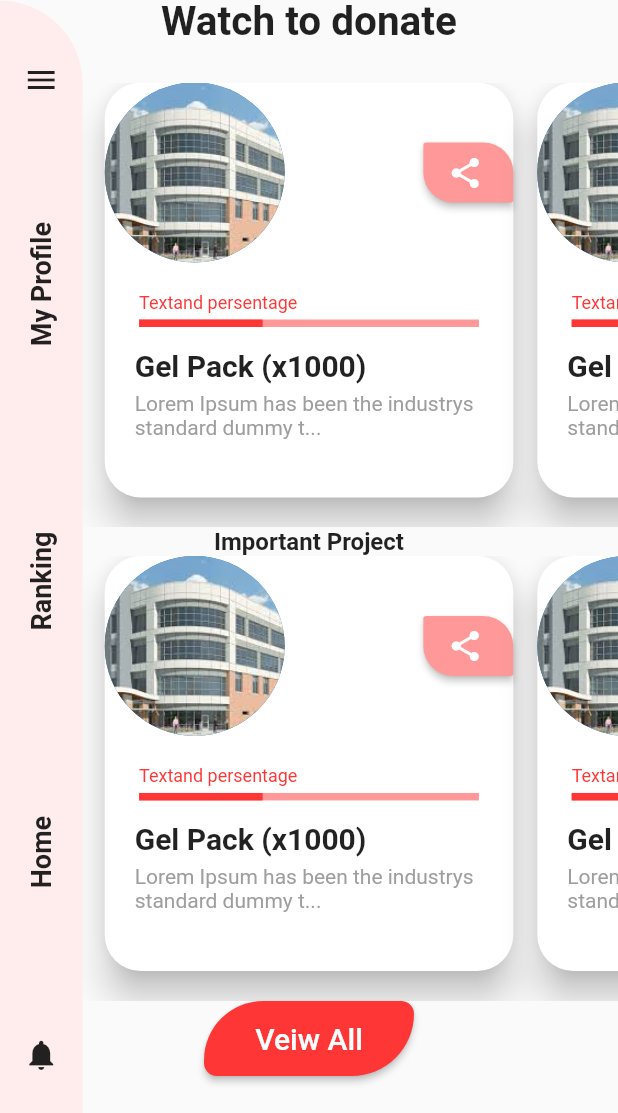
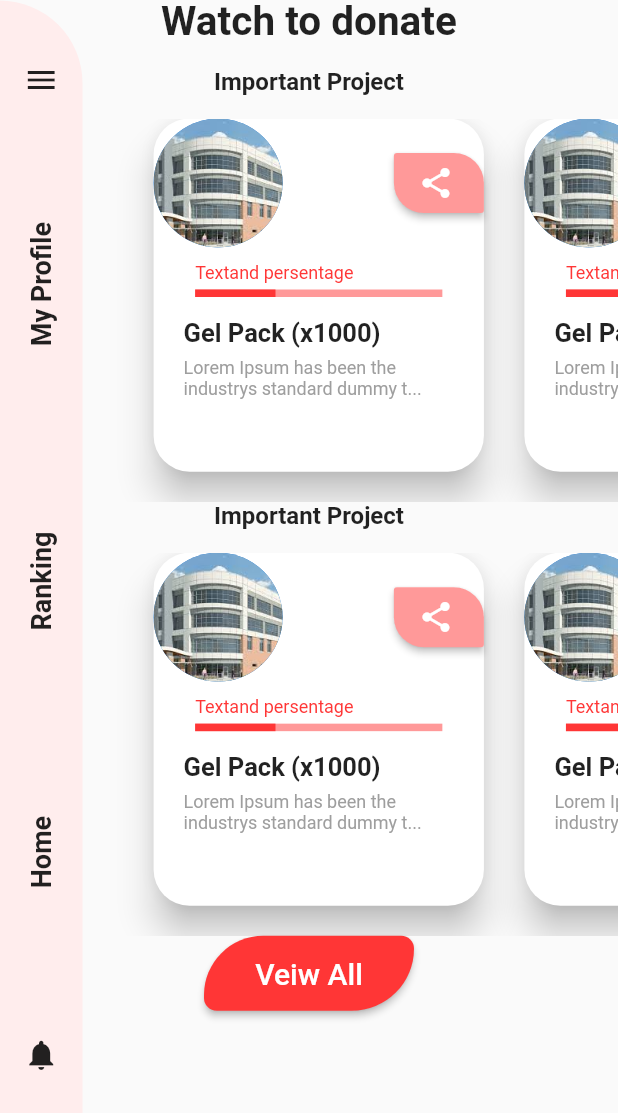
Before and after one commit to nassimiheb/Carety, a Flutter app: the screen it shows after launch, on a phone screen of 412 x 824 dp, the part 123-1236 px from its top. Run offline on Flutter 3.47's test engine with Material 2 defaults, Android fonts, the phone set to English and light mode, and no system bars; our stand-ins replace introduction_screen.

Commit message:
Resizing cards and all views

```diff
--- a/lib/home_page.dart
+++ b/lib/home_page.dart
@@ -15,7 +15,7 @@ class _SlidingCardsViewState extends State<SlidingCardsView> {
   @override
   void initState() {
     super.initState();
-    pageController = PageController(viewportFraction: 0.7);
+    pageController = PageController(viewportFraction: 0.6);
   }
 
   @override
@@ -30,6 +30,7 @@ class _SlidingCardsViewState extends State<SlidingCardsView> {
       body: Stack(
         children: <Widget>[
           Container(
+
             child: Column(
               children: <Widget>[
                 SizedBox(
@@ -44,10 +45,18 @@ class _SlidingCardsViewState extends State<SlidingCardsView> {
                   style: TextStyle(fontSize: 27, fontWeight: FontWeight.bold),
                 ),
                 SizedBox(
-                  height: 25,
+                  height: 15,
+                ),
+
+                Text(
+                  "Important Project",
+                  style: TextStyle(fontSize: 16, fontWeight: FontWeight.bold),
                 ),
                 SizedBox(
-                  height: MediaQuery.of(context).size.height * 0.36,
+                  height: 15,
+                ),
+                SizedBox(
+                  height: MediaQuery.of(context).size.height * 0.31,
                   child: PageView(
                     controller: pageController,
                     children: <Widget>[
@@ -68,12 +77,16 @@ class _SlidingCardsViewState extends State<SlidingCardsView> {
                     ],
                   ),
                 ),
+
                 Text(
                   "Important Project",
                   style: TextStyle(fontSize: 16, fontWeight: FontWeight.bold),
                 ),
                 SizedBox(
-                  height: MediaQuery.of(context).size.height * 0.36,
+                  height: 15,
+                ),
+                SizedBox(
+                  height: MediaQuery.of(context).size.height * 0.31,
                   child: PageView(
                     controller: pageController,
                     children: <Widget>[
@@ -135,26 +148,47 @@ class _SlidingCardsViewState extends State<SlidingCardsView> {
               ),
               child: Column(
                 children: <Widget>[
-                      SizedBox(height : MediaQuery.of(context).size.height * 0.05,),
+                  SizedBox(
+                    height: MediaQuery.of(context).size.height * 0.05,
+                  ),
                   Icon(Icons.menu),
-                      SizedBox(height : MediaQuery.of(context).size.height * 0.1,),
+                  SizedBox(
+                    height: MediaQuery.of(context).size.height * 0.1,
+                  ),
                   RotatedBox(
                     quarterTurns: -1,
-      child: Text("My Profile",style: TextStyle(fontSize: 18,fontWeight: FontWeight.bold),),
+                    child: Text(
+                      "My Profile",
+                      style:
+                          TextStyle(fontSize: 18, fontWeight: FontWeight.bold),
                     ),
-          SizedBox(height : MediaQuery.of(context).size.height * 0.15,),
+                  ),
+                  SizedBox(
+                    height: MediaQuery.of(context).size.height * 0.15,
+                  ),
                   RotatedBox(
                     quarterTurns: -1,
-      child: Text("Ranking",style: TextStyle(fontSize: 18,fontWeight: FontWeight.bold),),
+                    child: Text(
+                      "Ranking",
+                      style:
+                          TextStyle(fontSize: 18, fontWeight: FontWeight.bold),
                     ),
-          SizedBox(height : MediaQuery.of(context).size.height * 0.15,),
+                  ),
+                  SizedBox(
+                    height: MediaQuery.of(context).size.height * 0.15,
+                  ),
                   RotatedBox(
                     quarterTurns: -1,
-      child: Text("Home",style: TextStyle(fontSize: 18,fontWeight: FontWeight.bold),),
+                    child: Text(
+                      "Home",
+                      style:
+                          TextStyle(fontSize: 18, fontWeight: FontWeight.bold),
                     ),
-          SizedBox(height : MediaQuery.of(context).size.height * 0.12,),
+                  ),
+                  SizedBox(
+                    height: MediaQuery.of(context).size.height * 0.12,
+                  ),
                   Icon(Icons.notifications),
-
                 ],
               ),
             ),
@@ -183,7 +217,7 @@ class SlidingCard extends StatelessWidget {
   @override
   Widget build(BuildContext context) {
     return Card(
-      margin: EdgeInsets.only(left: 8, right: 8, bottom: 20),
+      margin: EdgeInsets.only(left: 20, right: 7, bottom: 20),
       elevation: 10,
       shape: RoundedRectangleBorder(
           borderRadius: BorderRadius.circular(24)), //<--custom shape
@@ -194,7 +228,7 @@ class SlidingCard extends StatelessWidget {
           Row(
             children: <Widget>[
               CircleAvatar(
-                radius: 60,
+                radius: 43,
                 backgroundImage: AssetImage(
                   img,
                 ),
@@ -225,7 +259,7 @@ class SlidingCard extends StatelessWidget {
               ),
             ],
           ),
-          SizedBox(height: 20),
+          SizedBox(height: 10),
           Column(
               crossAxisAlignment: CrossAxisAlignment.start,
               children: <Widget>[
@@ -238,13 +272,13 @@ class SlidingCard extends StatelessWidget {
                 ),
                 Container(
                   /* padding: new EdgeInsets.all(20.0),*/
-                  width: MediaQuery.of(context).size.width * 0.55,
+                  width: MediaQuery.of(context).size.width * 0.4,
                   height: 5.0,
                   color: scndcolor,
                   alignment:
                       Alignment.centerLeft, // where to position the child
                   child: Container(
-                    width: MediaQuery.of(context).size.width * 0.2,
+                    width: MediaQuery.of(context).size.width * 0.13,
                     height: 5.0,
                     color: maincolor,
                   ),
@@ -279,9 +313,9 @@ class CardContent extends StatelessWidget {
         crossAxisAlignment: CrossAxisAlignment.start,
         children: <Widget>[
           Text(name,
-              style: TextStyle(fontSize: 20, fontWeight: FontWeight.bold)),
+              style: TextStyle(fontSize: 17, fontWeight: FontWeight.bold)),
           SizedBox(height: 6),
-          Text(date, style: TextStyle(color: Colors.grey)),
+          Text(date, style: TextStyle(fontSize: 12,color: Colors.grey,)),
           Spacer(),
         ],
       ),
```
Lines whose indentation alone changed are shown as unchanged.
